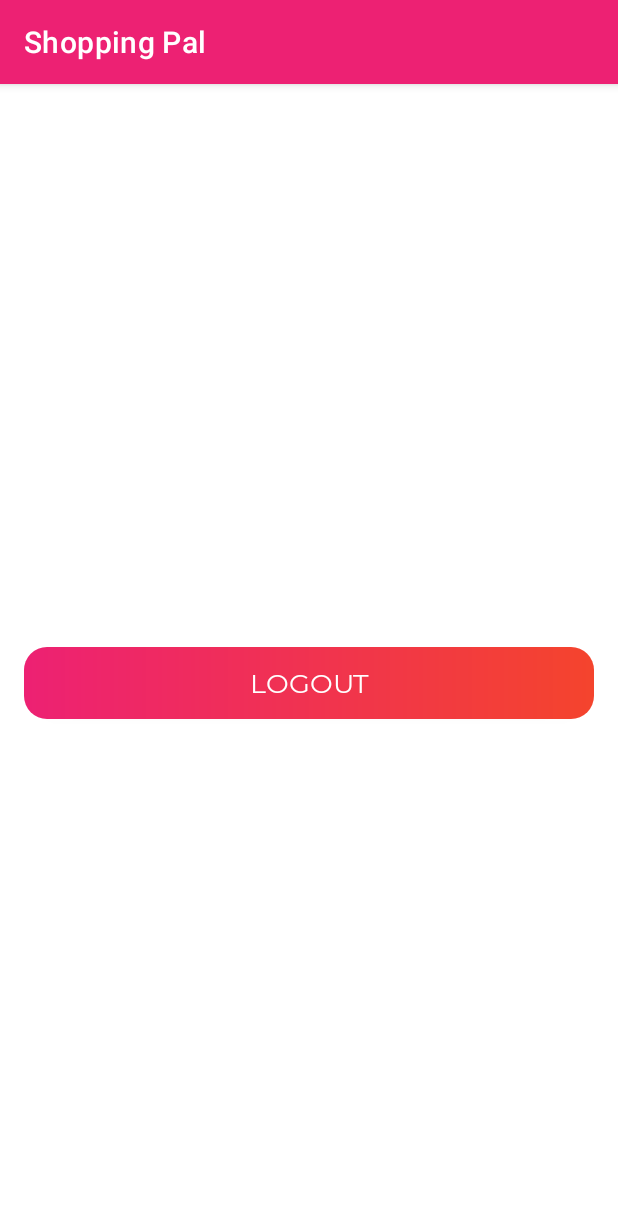
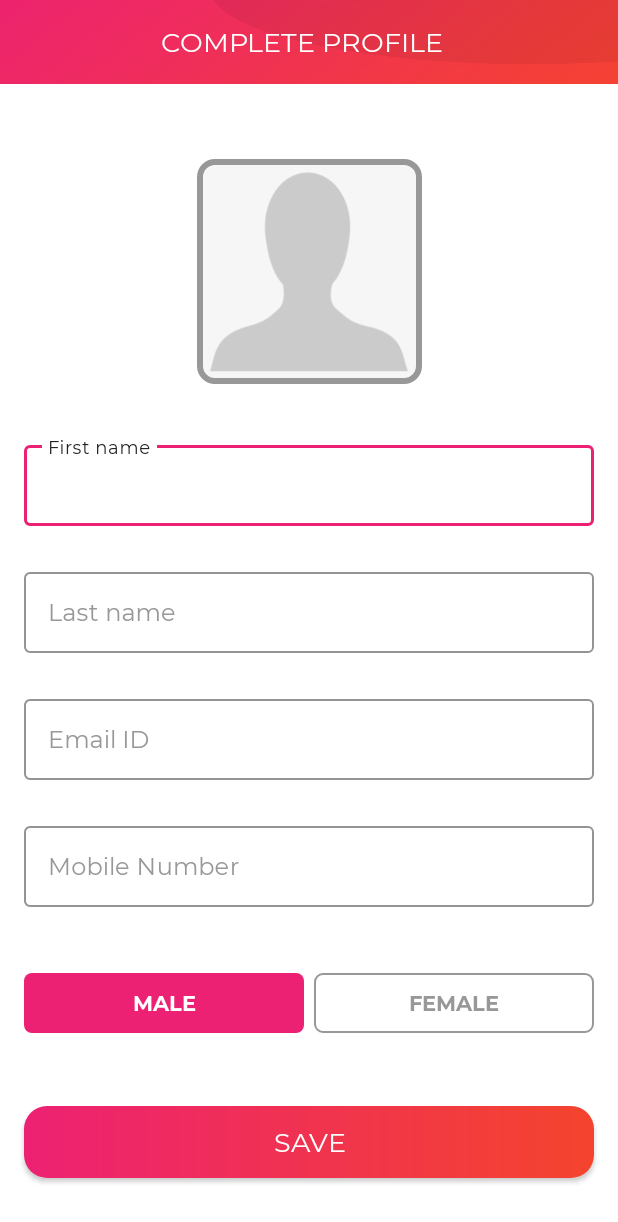
Before and after one commit to amlannandy/ShoppingPal, an Android app: the screen it shows after launch once a user with an empty profile is signed in (MainActivity before the commit, ProfileActivity after it), on a phone screen of 412 x 824 dp. Shown: the top 1222 px of the screen. Run offline under Robolectric (Android 15) with nearby library versions, the phone set to English and light mode, and no system bars; our stand-ins replace Firebase (no records; nobody signed in at launch, a user with empty details on screens opened directly); 3 statements that could not run were skipped.

Commit message:
Implemented profile screen UI

```diff
--- a/app/src/main/AndroidManifest.xml
+++ b/app/src/main/AndroidManifest.xml
@@ -8,6 +8,10 @@
         android:roundIcon="@mipmap/ic_launcher_round"
         android:supportsRtl="true"
         android:theme="@style/Theme.ShoppingPal">
+        <activity
+            android:name=".activities.ProfileActivity"
+            android:screenOrientation="portrait"
+            android:theme="@style/Theme.AppCompat.NoActionBar" />
         <activity
             android:name=".activities.ForgotPasswordActivity"
             android:screenOrientation="portrait"
--- /dev/null
+++ b/app/src/main/java/com/aknindustries/shoppingpal/activities/ProfileActivity.kt
@@ -0,0 +1,12 @@
+package com.aknindustries.shoppingpal.activities
+
+import androidx.appcompat.app.AppCompatActivity
+import android.os.Bundle
+import com.aknindustries.shoppingpal.R
+
+class ProfileActivity : AppCompatActivity() {
+    override fun onCreate(savedInstanceState: Bundle?) {
+        super.onCreate(savedInstanceState)
+        setContentView(R.layout.activity_profile)
+    }
+}
--- a/app/src/main/java/com/aknindustries/shoppingpal/activities/SplashActivity.kt
+++ b/app/src/main/java/com/aknindustries/shoppingpal/activities/SplashActivity.kt
@@ -39,4 +39,10 @@ class SplashActivity : AppCompatActivity() {
         finish()
     }
 
+    fun loadProfileScreen() {
+        intent = Intent(this@SplashActivity, ProfileActivity::class.java)
+        startActivity(intent)
+        finish()
+    }
+
 }
--- a/app/src/main/java/com/aknindustries/shoppingpal/firebase/FireStoreClass.kt
+++ b/app/src/main/java/com/aknindustries/shoppingpal/firebase/FireStoreClass.kt
@@ -56,7 +56,10 @@ class FireStoreClass {
 
             when (activity) {
                 is SplashActivity -> {
-                    activity.loadHomeScreen()
+                    if (user.profileCompleted)
+                        activity.loadHomeScreen()
+                    else
+                        activity.loadProfileScreen()
                 }
                 is LoginActivity -> {
                     activity.loginSuccess()
--- /dev/null
+++ b/app/src/main/java/com/aknindustries/shoppingpal/utils/CustomRadioButton.kt
@@ -0,0 +1,20 @@
+package com.aknindustries.shoppingpal.utils
+
+import android.content.Context
+import android.graphics.Typeface
+import android.util.AttributeSet
+import androidx.appcompat.widget.AppCompatRadioButton
+
+class CustomRadioButton(context : Context, attrs : AttributeSet) : AppCompatRadioButton(context, attrs) {
+
+    init {
+        applyFont()
+    }
+
+    private fun applyFont() {
+        // Get font file from assets folder and set it in text view
+        val typeface : Typeface = Typeface.createFromAsset(context.assets, "Montserrat-Bold.ttf")
+        setTypeface(typeface)
+    }
+
+}
--- /dev/null
+++ b/app/src/main/res/drawable/drawable_gender_tab_selector.xml
@@ -0,0 +1,29 @@
+<?xml version="1.0" encoding="utf-8"?>
+<selector xmlns:android="http://schemas.android.com/apk/res/android">
+    <item android:state_checked="true">
+        <shape android:shape="rectangle">
+
+            <solid android:color="@color/accent_pink" />
+
+            <corners android:bottomLeftRadius="@dimen/gender_radio_button_radius"
+                android:bottomRightRadius="@dimen/gender_radio_button_radius"
+                android:topLeftRadius="@dimen/gender_radio_button_radius"
+                android:topRightRadius="@dimen/gender_radio_button_radius" />
+        </shape>
+    </item>
+
+    <item android:state_checked="false">
+
+        <shape android:shape="rectangle">
+
+            <stroke android:width="@dimen/gender_radio_button_stroke_width"
+                android:color="@color/colorSecondaryText" />
+
+            <corners
+                android:bottomLeftRadius="@dimen/gender_radio_button_radius"
+                android:bottomRightRadius="@dimen/gender_radio_button_radius"
+                android:topLeftRadius="@dimen/gender_radio_button_radius"
+                android:topRightRadius="@dimen/gender_radio_button_radius" />
+        </shape>
+    </item>
+</selector>
--- /dev/null
+++ b/app/src/main/res/drawable/drawable_gender_tab_text_color_selector.xml
@@ -0,0 +1,8 @@
+<?xml version="1.0" encoding="utf-8"?>
+<selector xmlns:android="http://schemas.android.com/apk/res/android">
+
+    <item android:color="@color/white" android:state_checked="true" />
+
+    <item android:color="@color/colorSecondaryText"
+        android:state_checked="false" />
+</selector>
--- /dev/null
+++ b/app/src/main/res/drawable/user_image_background.xml
@@ -0,0 +1,10 @@
+<?xml version="1.0" encoding="utf-8"?>
+<shape xmlns:android="http://schemas.android.com/apk/res/android"
+    android:shape="rectangle">
+
+    <stroke
+        android:width="@dimen/user_image_background_stroke"
+        android:color="@color/colorSecondaryText" />
+
+    <corners android:radius="@dimen/user_image_background_corner_radius" />
+</shape>
--- a/app/src/main/res/layout/activity_login.xml
+++ b/app/src/main/res/layout/activity_login.xml
@@ -72,6 +72,7 @@
 
         <com.aknindustries.shoppingpal.utils.CustomEditText
             android:id="@+id/et_email_id"
+            style="@style/TextInputLayoutStyle"
             android:layout_width="match_parent"
             android:layout_height="wrap_content"
             android:inputType="textEmailAddress"
--- /dev/null
+++ b/app/src/main/res/layout/activity_profile.xml
@@ -0,0 +1,233 @@
+<?xml version="1.0" encoding="utf-8"?>
+<androidx.constraintlayout.widget.ConstraintLayout xmlns:android="http://schemas.android.com/apk/res/android"
+    xmlns:app="http://schemas.android.com/apk/res-auto"
+    xmlns:tools="http://schemas.android.com/tools"
+    android:layout_width="match_parent"
+    android:layout_height="match_parent"
+    android:background="@color/white"
+    tools:context=".activities.ProfileActivity">
+
+    <androidx.appcompat.widget.Toolbar
+        android:id="@+id/toolbar_user_profile_activity"
+        android:layout_width="match_parent"
+        android:layout_height="?attr/actionBarSize"
+        android:background="@drawable/auth_screens_background"
+        app:layout_constraintEnd_toEndOf="parent"
+        app:layout_constraintStart_toStartOf="parent"
+        app:layout_constraintTop_toTopOf="parent">
+
+        <com.aknindustries.shoppingpal.utils.CustomTextView
+            android:id="@+id/tv_title"
+            android:layout_width="match_parent"
+            android:layout_height="match_parent"
+            android:gravity="center"
+            android:paddingStart="@dimen/toolbar_title_paddingStart"
+            android:paddingEnd="0dp"
+            android:text="@string/title_complete_profile"
+            android:textColor="@color/white"
+            android:textSize="@dimen/toolbar_title_text_size"
+            android:textStyle="bold" />
+
+    </androidx.appcompat.widget.Toolbar>
+
+    <ScrollView
+        android:layout_width="match_parent"
+        android:layout_height="0dp"
+        android:fillViewport="true"
+        android:scrollbars="none"
+        app:layout_constraintBottom_toBottomOf="parent"
+        app:layout_constraintEnd_toEndOf="parent"
+        app:layout_constraintStart_toStartOf="parent"
+        app:layout_constraintTop_toBottomOf="@id/toolbar_user_profile_activity">
+
+        <androidx.constraintlayout.widget.ConstraintLayout
+            android:layout_width="match_parent"
+            android:layout_height="wrap_content">
+
+            <FrameLayout
+                android:id="@+id/fl_user_image"
+                android:layout_width="@dimen/profile_user_image_size"
+                android:layout_height="@dimen/profile_user_image_size"
+                android:layout_marginTop="@dimen/profile_user_image_marginTop"
+                app:layout_constraintEnd_toEndOf="parent"
+                app:layout_constraintStart_toStartOf="parent"
+                app:layout_constraintTop_toTopOf="parent">
+
+                <ImageView
+                    android:id="@+id/iv_user_photo"
+                    android:layout_width="match_parent"
+                    android:layout_height="match_parent"
+                    android:layout_margin="@dimen/profile_user_photo_margin"
+                    android:background="@color/colorLightGrey"
+                    android:contentDescription="@string/content_description"
+                    android:scaleType="fitXY"
+                    android:src="@drawable/ic_user_placeholder" />
+
+                <View
+                    android:layout_width="match_parent"
+                    android:layout_height="match_parent"
+                    android:background="@drawable/user_image_background" />
+            </FrameLayout>
+
+            <com.google.android.material.textfield.TextInputLayout
+                android:id="@+id/til_first_name"
+                style="@style/TextInputLayoutStyle"
+                android:layout_width="match_parent"
+                android:layout_height="wrap_content"
+                android:layout_marginStart="16dp"
+                android:layout_marginTop="35dp"
+                android:layout_marginEnd="16dp"
+                android:hint="@string/hint_first_name"
+                android:textColorHint="@color/colorSecondaryText"
+                app:layout_constraintEnd_toEndOf="parent"
+                app:layout_constraintStart_toStartOf="parent"
+                app:layout_constraintTop_toBottomOf="@id/fl_user_image">
+
+                <com.aknindustries.shoppingpal.utils.CustomEditText
+                    android:id="@+id/et_first_name"
+                    android:layout_width="match_parent"
+                    android:layout_height="wrap_content"
+                    android:inputType="text"
+                    android:padding="@dimen/et_padding"
+                    android:textColor="@color/colorPrimaryText"
+                    android:textSize="@dimen/et_textSize" />
+            </com.google.android.material.textfield.TextInputLayout>
+
+            <com.google.android.material.textfield.TextInputLayout
+                android:id="@+id/til_last_name"
+                style="@style/TextInputLayoutStyle"
+                android:layout_width="match_parent"
+                android:layout_height="wrap_content"
+                android:layout_marginStart="16dp"
+                android:layout_marginTop="25dp"
+                android:layout_marginEnd="16dp"
+                android:hint="@string/hint_last_name"
+                android:textColorHint="@color/colorSecondaryText"
+                app:layout_constraintEnd_toEndOf="parent"
+                app:layout_constraintStart_toStartOf="parent"
+                app:layout_constraintTop_toBottomOf="@id/til_first_name">
+
+                <com.aknindustries.shoppingpal.utils.CustomEditText
+                    android:id="@+id/et_last_name"
+                    android:layout_width="match_parent"
+                    android:layout_height="wrap_content"
+                    android:inputType="text"
+                    android:padding="@dimen/et_padding"
+                    android:textColor="@color/colorPrimaryText"
+                    android:textSize="@dimen/et_textSize" />
+            </com.google.android.material.textfield.TextInputLayout>
+
+            <com.google.android.material.textfield.TextInputLayout
+                android:id="@+id/til_email"
+                style="@style/TextInputLayoutStyle"
+                android:layout_width="match_parent"
+                android:layout_height="wrap_content"
+                android:layout_marginStart="16dp"
+                android:layout_marginTop="25dp"
+                android:layout_marginEnd="16dp"
+                android:hint="@string/et_hint_email_id"
+                android:textColorHint="@color/colorSecondaryText"
+                app:layout_constraintEnd_toEndOf="parent"
+                app:layout_constraintStart_toStartOf="parent"
+                app:layout_constraintTop_toBottomOf="@id/til_last_name">
+
+                <com.aknindustries.shoppingpal.utils.CustomEditText
+                    android:id="@+id/et_email"
+                    android:layout_width="match_parent"
+                    android:layout_height="wrap_content"
+                    android:inputType="textEmailAddress"
+                    android:padding="@dimen/et_padding"
+                    android:textColor="@color/colorPrimaryText"
+                    android:textSize="@dimen/et_textSize" />
+            </com.google.android.material.textfield.TextInputLayout>
+
+            <com.google.android.material.textfield.TextInputLayout
+                android:id="@+id/til_mobile_number"
+                style="@style/TextInputLayoutStyle"
+                android:layout_width="match_parent"
+                android:layout_height="wrap_content"
+                android:layout_marginStart="16dp"
+                android:layout_marginTop="25dp"
+                android:layout_marginEnd="16dp"
+                android:hint="@string/et_hint_mobile_number"
+                android:textColorHint="@color/colorSecondaryText"
+                app:layout_constraintEnd_toEndOf="parent"
+                app:layout_constraintStart_toStartOf="parent"
+                app:layout_constraintTop_toBottomOf="@id/til_email">
+
+                <com.aknindustries.shoppingpal.utils.CustomEditText
+                    android:id="@+id/et_mobile_number"
+                    android:layout_width="match_parent"
+                    android:layout_height="wrap_content"
+                    android:inputType="phone"
+                    android:padding="@dimen/et_padding"
+                    android:textColor="@color/colorPrimaryText"
+                    android:textSize="@dimen/et_textSize" />
+            </com.google.android.material.textfield.TextInputLayout>
+
+            <RadioGroup
+                android:id="@+id/rg_gender"
+                android:layout_width="match_parent"
+                android:layout_height="@dimen/profile_radio_button_height"
+                android:layout_marginStart="16dp"
+                android:layout_marginTop="25dp"
+                android:layout_marginEnd="16dp"
+                android:orientation="horizontal"
+                app:layout_constraintBottom_toTopOf="@id/btn_submit"
+                app:layout_constraintEnd_toEndOf="parent"
+                app:layout_constraintStart_toStartOf="parent"
+                app:layout_constraintTop_toBottomOf="@id/til_mobile_number">
+
+                <com.aknindustries.shoppingpal.utils.CustomRadioButton
+                    android:id="@+id/rb_male"
+                    android:layout_width="0dp"
+                    android:layout_height="match_parent"
+                    android:layout_marginEnd="@dimen/profile_radio_button_marginStartEnd"
+                    android:layout_weight="1"
+                    android:background="@drawable/drawable_gender_tab_selector"
+                    android:button="@null"
+                    android:checked="true"
+                    android:gravity="center"
+                    android:text="@string/rb_lbl_male"
+                    android:textColor="@drawable/drawable_gender_tab_text_color_selector"
+                    android:textStyle="bold" />
+
+                <com.aknindustries.shoppingpal.utils.CustomRadioButton
+                    android:id="@+id/rb_female"
+                    android:layout_width="0dp"
+                    android:layout_height="match_parent"
+                    android:layout_marginStart="@dimen/profile_radio_button_marginStartEnd"
+                    android:layout_weight="1"
+                    android:background="@drawable/drawable_gender_tab_selector"
+                    android:button="@null"
+                    android:gravity="center"
+                    android:text="@string/rb_lbl_female"
+                    android:textColor="@drawable/drawable_gender_tab_text_color_selector"
+                    android:textStyle="bold" />
+            </RadioGroup>
+
+            <com.aknindustries.shoppingpal.utils.CustomButton
+                android:id="@+id/btn_submit"
+                android:layout_width="match_parent"
+                android:layout_height="wrap_content"
+                android:layout_gravity="center"
+                android:layout_marginStart="16dp"
+                android:layout_marginTop="30dp"
+                android:layout_marginEnd="16dp"
+                android:layout_marginBottom="20dp"
+                android:background="@drawable/button_background"
+                android:gravity="center"
+                android:paddingTop="@dimen/btn_padding"
+                android:paddingBottom="@dimen/btn_padding"
+                android:text="@string/btn_lbl_save"
+                android:textColor="@android:color/white"
+                android:textSize="@dimen/btn_textSize"
+                app:layout_constraintBottom_toBottomOf="parent"
+                app:layout_constraintEnd_toEndOf="parent"
+                app:layout_constraintStart_toStartOf="parent"
+                app:layout_constraintTop_toBottomOf="@id/rg_gender" />
+
+        </androidx.constraintlayout.widget.ConstraintLayout>
+    </ScrollView>
+
+</androidx.constraintlayout.widget.ConstraintLayout>
--- a/app/src/main/res/values/colors.xml
+++ b/app/src/main/res/values/colors.xml
@@ -14,4 +14,5 @@
 
     <color name="snack_bar_error">#d72323</color>
     <color name="snack_bar_success">#2cb978</color>
+    <color name="colorLightGrey">#F1F1F1</color>
 </resources>
--- a/app/src/main/res/values/dimensions.xml
+++ b/app/src/main/res/values/dimensions.xml
@@ -29,4 +29,15 @@
     <dimen name="progress_bar_size">50dp</dimen>
     <dimen name="progress_text_marginStart">16dp</dimen>
     <dimen name="progress_text_size">16sp</dimen>
+
+    <!--  Profile Screen  -->
+    <dimen name="user_image_background_stroke">4dp</dimen>
+    <dimen name="user_image_background_corner_radius">10dp</dimen>
+    <dimen name="profile_user_image_size">150dp</dimen>
+    <dimen name="profile_user_image_marginTop">50dp</dimen>
+    <dimen name="profile_user_photo_margin">3dp</dimen>
+    <dimen name="profile_radio_button_height">40dp</dimen>
+    <dimen name="profile_radio_button_marginStartEnd">3dp</dimen>
+    <dimen name="gender_radio_button_radius">5dp</dimen>
+    <dimen name="gender_radio_button_stroke_width">1dp</dimen>
 </resources>
--- a/app/src/main/res/values/strings.xml
+++ b/app/src/main/res/values/strings.xml
@@ -40,4 +40,11 @@
     <string name="btn_send_email">Send Mail</string>
     <string name="forgot_password_message">Please enter your email address. We will send you a link to reset your password.</string>
 
+    <!--  Profile  -->
+    <string name="title_complete_profile">COMPLETE PROFILE</string>
+    <string name="et_hint_mobile_number">Mobile Number</string>
+    <string name="rb_lbl_male">MALE</string>
+    <string name="rb_lbl_female">FEMALE</string>
+    <string name="btn_lbl_save">Save</string>
+
 </resources>
```
Also changed, not shown: app/src/main/res/drawable/ic_user_placeholder.png (added).
